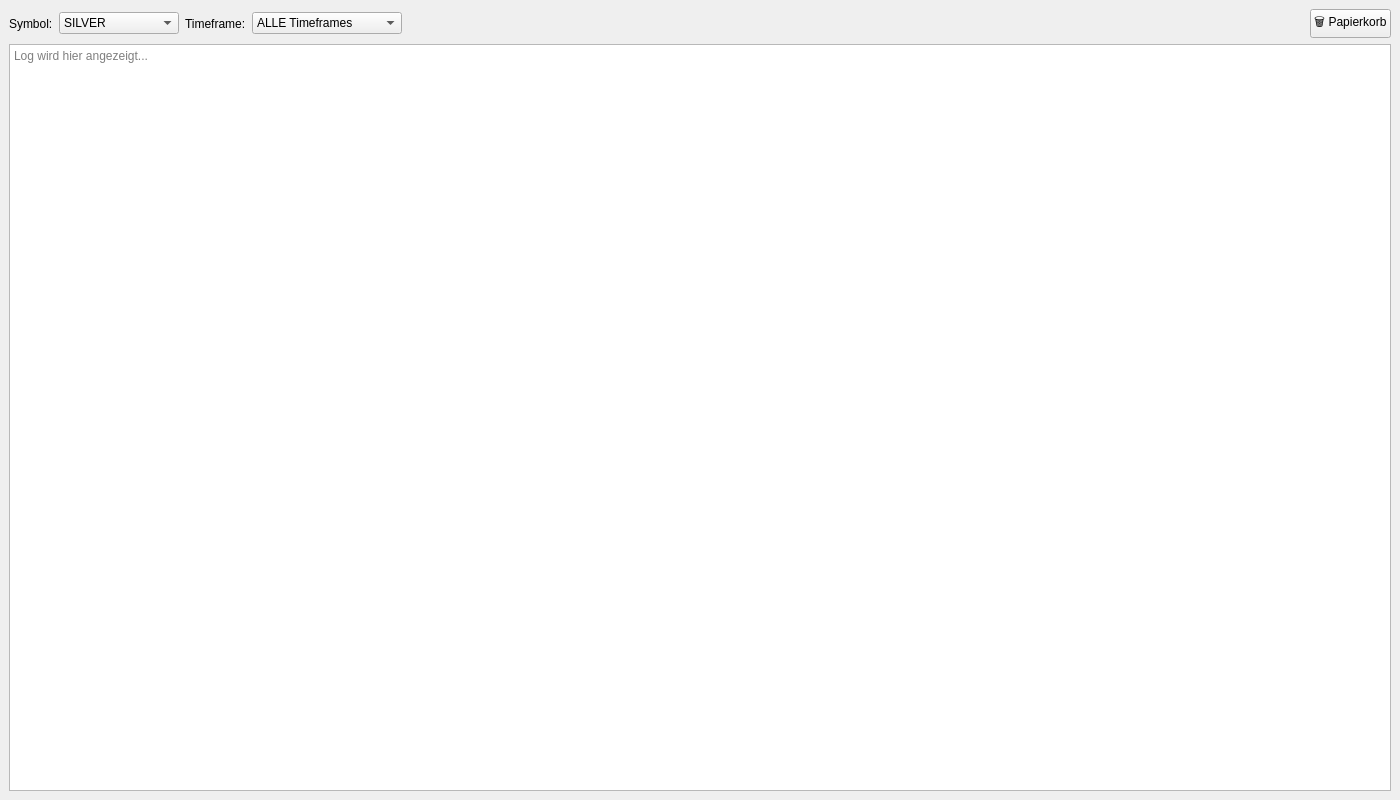
Old version of the form ui/service_win.ui in the repository hoyerth/PyTrader.
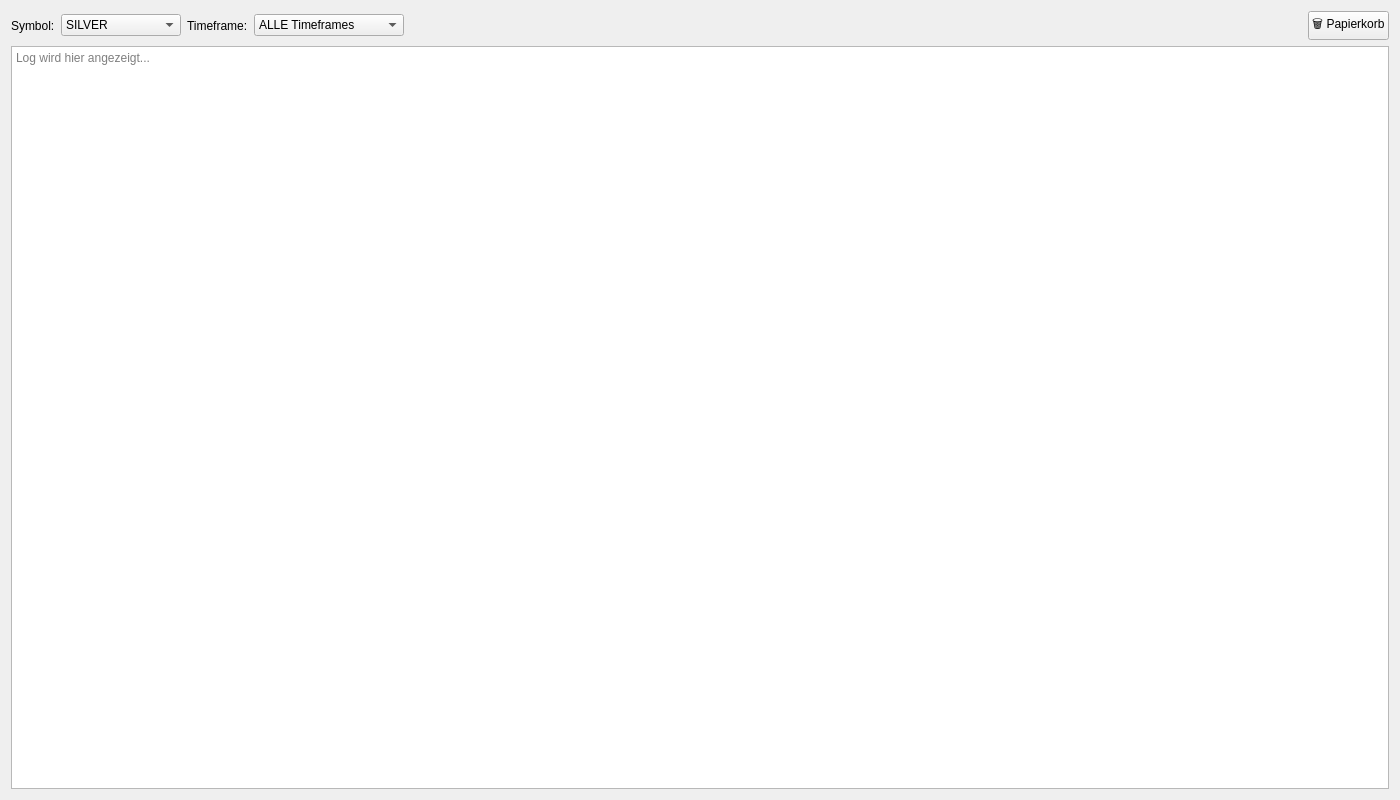
New version of the form.

Commit message: Bugfix Runde 17c: Maximize aktiv, Inhalt folgt Fenster, Param-Box waechst mit (11.08.2026)

The edit to the form file:
```diff
--- a/ui/service_win.ui
+++ b/ui/service_win.ui
@@ -1,7 +1,7 @@
 <?xml version="1.0" encoding="UTF-8"?>
 <ui version="4.0">
  <class>ServiceWindow</class>
- <widget class="QMainWindow" name="ServiceWindow">
+ <widget class="QWidget" name="ServiceWindow">
   <property name="geometry">
    <rect>
     <x>0</x>
@@ -13,7 +13,6 @@
   <property name="windowTitle">
    <string>PyTrader - Service Kontrolle</string>
   </property>
-  <widget class="QWidget" name="centralwidget">
    <layout class="QVBoxLayout" name="verticalLayout">
     <item>
      <layout class="QHBoxLayout" name="layout_symbol">
@@ -110,7 +109,6 @@
      </widget>
     </item>
    </layout>
-  </widget>
  </widget>
  <resources/>
  <connections/>
```
The commit also changes 3 other files.
